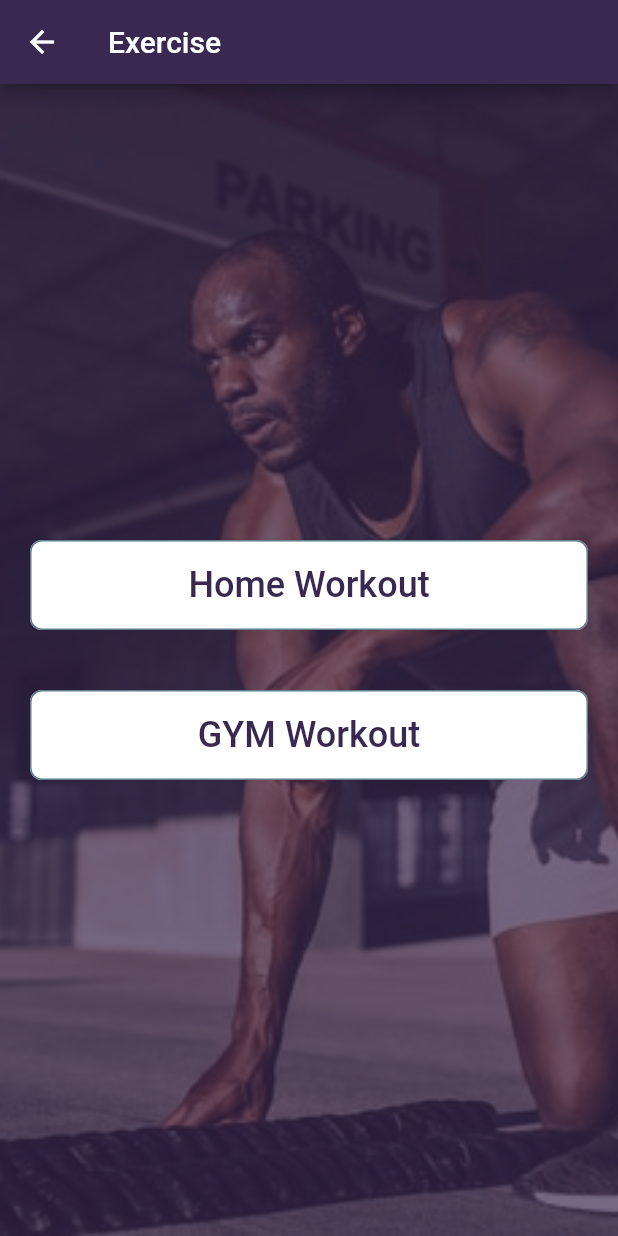
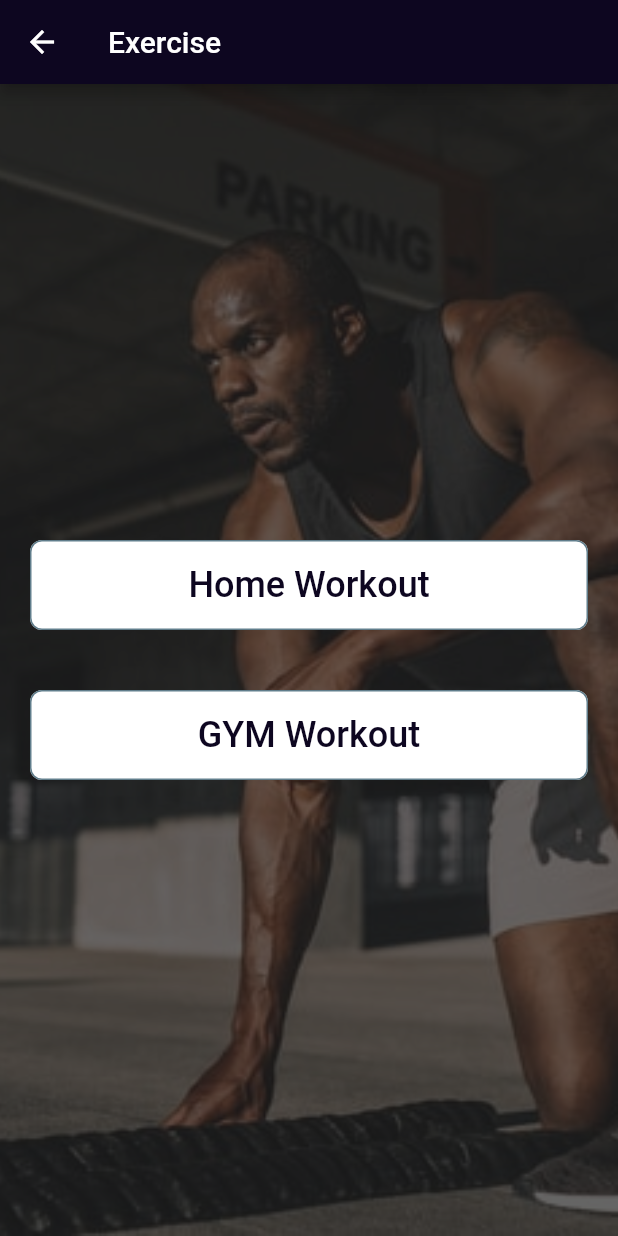
Before and after one commit to HIMANSHU3107/newEdaiProject, a Flutter app: the Exercise screen opened directly, after a tap on "START", on a phone screen of 412 x 824 dp. Run offline on Flutter 3.47's test engine with Material 2 defaults, Android fonts, the phone set to English and light mode, and no system bars; our stand-ins replace audioplayers, firebase_auth, firebase_core, flutter_swiper; missing offline and left inert: flutter_dialogflow; accounts and stored records are empty.

Commit message:
final changes to exercise page

```diff
--- a/lib/features/excercise.dart
+++ b/lib/features/excercise.dart
@@ -8,10 +8,10 @@ class Exercise extends StatelessWidget {
   Widget build(BuildContext context) {
     return Scaffold(
       appBar: AppBar(
-        backgroundColor: Color(0xff392850),
+        backgroundColor: Color(0xff0D0620),
         title: Text('Exercise'),
       ),
-      backgroundColor: Color(0xff392850),
+      backgroundColor: Color(0xff0D0620),
       body: SingleChildScrollView(
         child: Column(
           children: [
@@ -64,7 +64,7 @@ class ReusableCard extends StatelessWidget {
   @override
   Widget build(BuildContext context) {
     return Card(
-      margin: EdgeInsets.all(20.0),
+      margin: EdgeInsets.only(top: 20.0),
       shape: RoundedRectangleBorder(borderRadius: BorderRadius.circular(14)),
       color: Colors.transparent,
       clipBehavior: Clip.antiAlias,
--- a/lib/features/exerciseSecond.dart
+++ b/lib/features/exerciseSecond.dart
@@ -10,12 +10,12 @@ class _ExerciseSecondState extends State<ExerciseSecond> {
   Widget build(BuildContext context) {
     return Scaffold(
       appBar: AppBar(
-        backgroundColor: Color(0xff392850),
+        backgroundColor: Color(0xff0D0620),
         title: Text('Exercise'),
       ),
       body: Container(
         decoration: BoxDecoration(
-          color: const Color(0xff392850),
+          color: const Color(0xff232323),
           image: new DecorationImage(
               fit: BoxFit.cover,
               colorFilter: new ColorFilter.mode(
@@ -54,7 +54,7 @@ class SecondReusableCard extends StatelessWidget {
         color: Colors.white,
         height: 60.0,
         minWidth: double.infinity,
-        textColor: Color(0xff392850),
+        textColor: Color(0xff0D0620),
         onPressed: () {
           // Perform some action
         },
```
